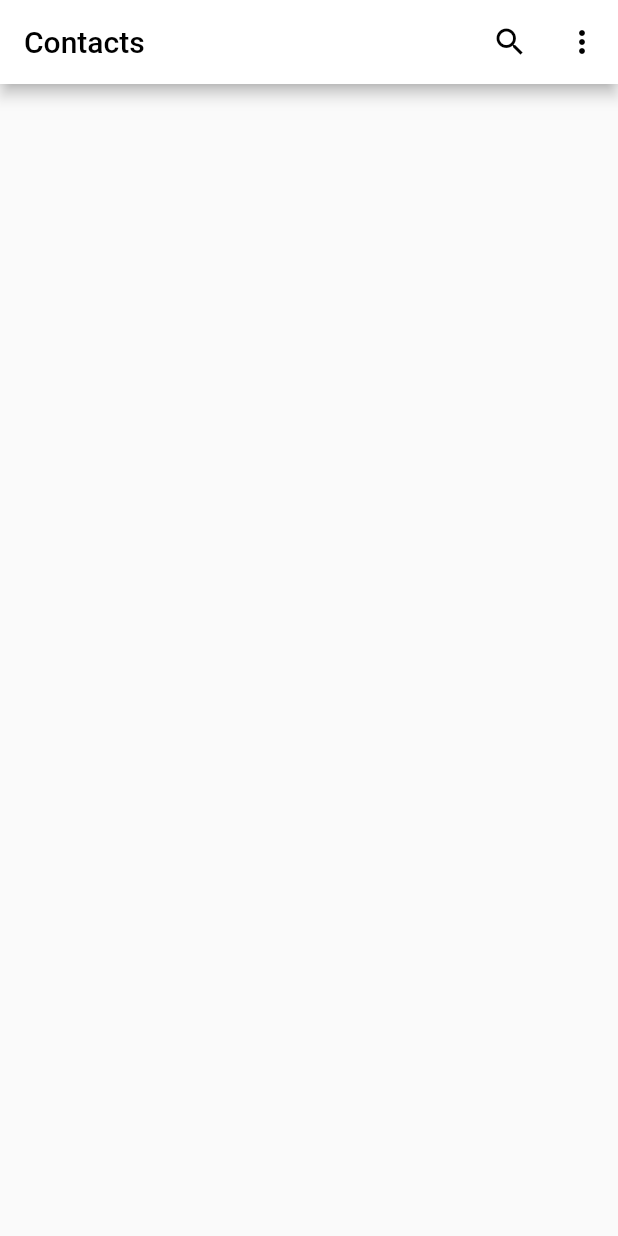
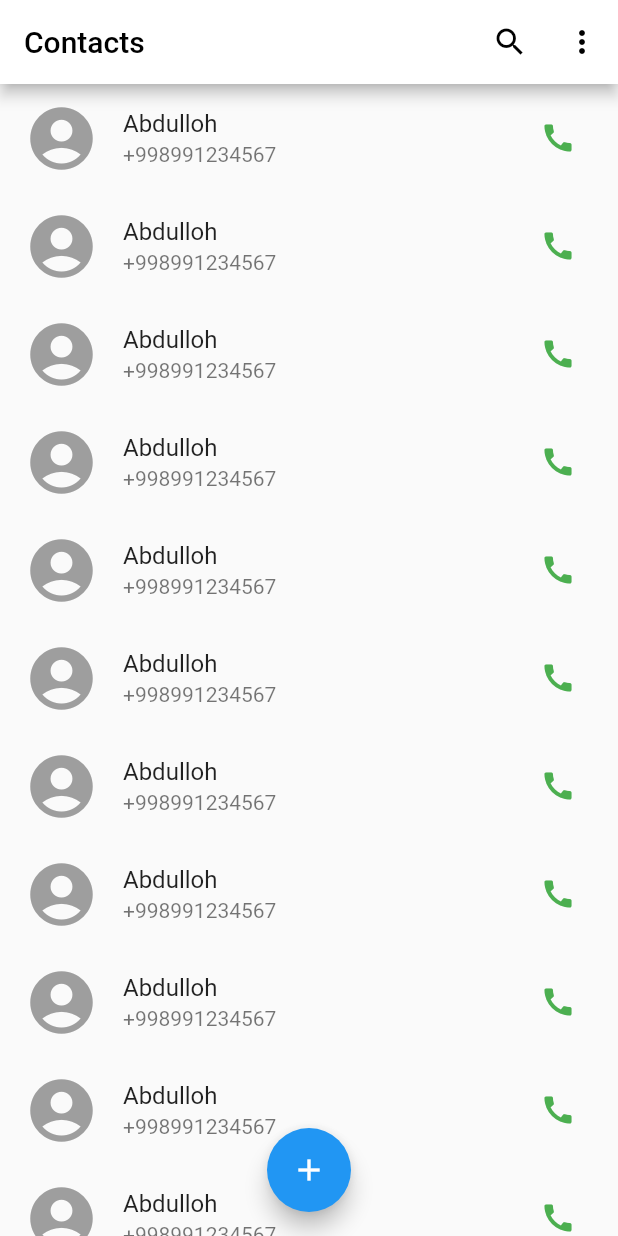
Before and after one commit to Abdusamad98/test_project, a Flutter app: the screen it shows after launch, on a phone screen of 412 x 824 dp. Run offline on Flutter 3.47's test engine with Material 2 defaults, Android fonts, the phone set to English and light mode, and no system bars.

Commit message:
some changes

```diff
--- /dev/null
+++ b/lib/model/contact_model.dart
@@ -0,0 +1,11 @@
+class ContactModel {
+  final String contactName;
+  final String contactSurname;
+  final String contactPhone;
+
+  ContactModel({
+    required this.contactPhone,
+    required this.contactName,
+    required this.contactSurname,
+  });
+}
--- a/lib/ui/contacts_screen.dart
+++ b/lib/ui/contacts_screen.dart
@@ -1,4 +1,6 @@
 import 'package:flutter/material.dart';
+import 'package:test_project/model/contact_model.dart';
+import 'package:test_project/ui/contact_add_screen.dart';
 
 class ContactsScreen extends StatefulWidget {
   const ContactsScreen({super.key});
@@ -8,6 +10,15 @@ class ContactsScreen extends StatefulWidget {
 }
 
 class _ContactsScreenState extends State<ContactsScreen> {
+  List<ContactModel> contacts = [
+    for (int i = 0; i < 100; i++)
+      ContactModel(
+        contactPhone: "+998991234567",
+        contactName: "Abdulloh",
+        contactSurname: "Falonchiyev",
+      ),
+  ];
+
   @override
   Widget build(BuildContext context) {
     return Scaffold(
@@ -36,6 +47,45 @@ class _ContactsScreenState extends State<ContactsScreen> {
           ),
         ),
       ),
+      body: ListView(
+        children: [
+          for (int i = 0; i < contacts.length; i++)
+            ListTile(
+              onTap: () {},
+              title: Text(contacts[i].contactName),
+              subtitle: Text(contacts[i].contactPhone),
+              trailing: IconButton(
+                onPressed: () {},
+                icon: const Icon(
+                  Icons.call,
+                  color: Colors.green,
+                ),
+              ),
+              leading: const Icon(
+                Icons.account_circle,
+                color: Colors.grey,
+                size: 50,
+              ),
+            )
+        ],
+      ),
+      floatingActionButtonLocation: FloatingActionButtonLocation.centerFloat,
+      floatingActionButton: FloatingActionButton(
+        onPressed: () {
+          Navigator.push(
+            context,
+            MaterialPageRoute(
+              builder: (context) {
+                return ContactAddScreen();
+              },
+            ),
+          );
+        },
+        child: const Icon(
+          Icons.add,
+          color: Colors.white,
+        ),
+      ),
     );
   }
 }
```
Also changed, not shown: lib/ui/contact_add_screen.dart (added, +43 -0 lines).
